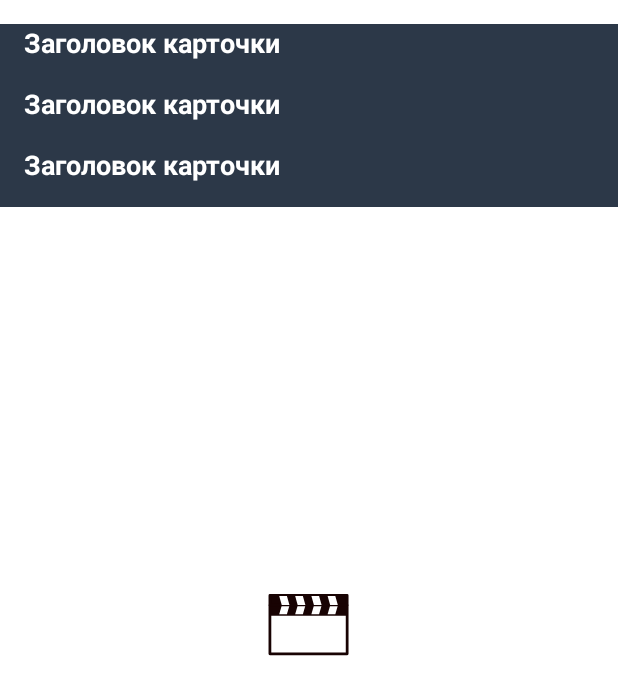
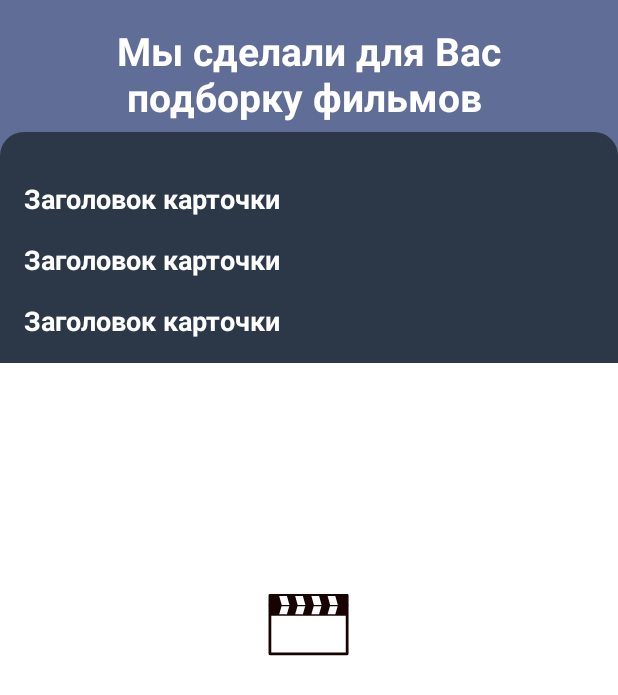
Before and after one commit to IlyaShelkovenko/AndroidSchoolMvvm, an Android app: the layout fragment_home.xml on its own in the app's theme, with its tools: preview values and no code run, on a phone screen of 412 x 824 dp. Shown: the top 695 px of the screen. Run offline under Robolectric (Android 15) with nearby library versions, the phone set to English and light mode, and no system bars; network calls fail.

Commit message:
search and mapping

```diff
--- a/app/src/main/java/com/gmail/hostov47/androidschoolmvvm/data/mappers/FromMovieLocalToMovieDomainMapper.kt
+++ b/app/src/main/java/com/gmail/hostov47/androidschoolmvvm/data/mappers/FromMovieLocalToMovieDomainMapper.kt
@@ -1,5 +1,6 @@
 package com.gmail.hostov47.androidschoolmvvm.data.mappers
 
+import com.gmail.hostov47.androidschoolmvvm.BuildConfig
 import com.gmail.hostov47.androidschoolmvvm.models.data.local.MovieLocal
 import com.gmail.hostov47.androidschoolmvvm.models.domain.MovieDomain
 
@@ -17,7 +18,8 @@ object FromMovieLocalToMovieDomainMapper {
             popularity = movie.popularity,
             voteCount = movie.voteCount,
             video = movie.video,
-            voteAverage = movie.voteAverage,
-            posterPath = movie.posterPath)
+            rating = (movie.voteAverage?.toFloat() ?: 0f) / 2,
+            posterPath = movie.posterPath?.let{ "${ BuildConfig.POSTER_PATH}$it" }
+        )
     }
 }
--- a/app/src/main/java/com/gmail/hostov47/androidschoolmvvm/models/data/local/MovieLocal.kt
+++ b/app/src/main/java/com/gmail/hostov47/androidschoolmvvm/models/data/local/MovieLocal.kt
@@ -25,7 +25,7 @@ data class MovieLocal(
     var voteCount: Int,
     var video: Boolean,
     @SerialName("vote_average")
-    var voteAverage: Double,
+    var voteAverage: Double?,
     @SerialName("poster_path")
     val posterPath: String?
 )
--- a/app/src/main/java/com/gmail/hostov47/androidschoolmvvm/presentation/home/HomeFragment.kt
+++ b/app/src/main/java/com/gmail/hostov47/androidschoolmvvm/presentation/home/HomeFragment.kt
@@ -100,6 +100,5 @@ class HomeFragment : BindingFragment<FragmentHomeBinding>() {
 
     companion object {
         const val MOVIE_ID = "MOVIE_ID"
-        const val NUMBER_OF_COLUMNS = 2
     }
 }
--- a/app/src/main/java/com/gmail/hostov47/androidschoolmvvm/presentation/home/HomeViewModel.kt
+++ b/app/src/main/java/com/gmail/hostov47/androidschoolmvvm/presentation/home/HomeViewModel.kt
@@ -103,7 +103,7 @@ class HomeViewModel(
                     MoviePreview(
                         movieId = movie.id,
                         title = movie.title,
-                        poster = movie.fullPosterPath,
+                        poster = movie.posterPath ?: "",
                         rating = movie.rating
                     )
                 }
--- a/app/src/main/res/layout/fragment_home.xml
+++ b/app/src/main/res/layout/fragment_home.xml
@@ -1,78 +1,51 @@
 <?xml version="1.0" encoding="utf-8"?>
-<!--<androidx.coordinatorlayout.widget.CoordinatorLayout xmlns:android="http://schemas.android.com/apk/res/android"
-    xmlns:app="http://schemas.android.com/apk/res-auto"
-    xmlns:tools="http://schemas.android.com/tools"
-    android:layout_width="match_parent"
-    android:layout_height="match_parent">
-
-    &lt;!&ndash;    <LinearLayout
-            android:layout_width="match_parent"
-            android:layout_height="match_parent"
-            android:orientation="vertical"
-            app:layout_behavior="@string/appbar_scrolling_view_behavior"
-            app:layout_collapseMode="pin"
-            app:layout_scrollFlags="scroll|exitUntilCollapsed|enterAlwaysCollapsed">&ndash;&gt;
-
-    &lt;!&ndash;<include layout="@layout/home_header" />&ndash;&gt;
-
-    <androidx.swiperefreshlayout.widget.SwipeRefreshLayout
-        android:id="@+id/swipe_refresh"
-        android:layout_width="match_parent"
-        android:layout_height="match_parent">
-
-        <androidx.core.widget.NestedScrollView
-            android:layout_width="match_parent"
-            android:layout_height="match_parent"
-            android:background="@color/blueDark"
-            android:overScrollMode="never"
-            app:layout_behavior="@string/appbar_scrolling_view_behavior">
-
-            <LinearLayout
-                android:layout_width="match_parent"
-                android:layout_height="wrap_content"
-                android:orientation="vertical">
-
-                <androidx.recyclerview.widget.RecyclerView
-                    android:id="@+id/movies_recycler_view"
-                    android:layout_width="match_parent"
-                    android:layout_height="match_parent"
-                    android:overScrollMode="never"
-                    android:scrollbars="vertical"
-                    app:layoutManager="androidx.recyclerview.widget.LinearLayoutManager"
-                    app:layout_behavior="@string/appbar_scrolling_view_behavior"
-                    tools:listitem="@layout/item_category" />
-            </LinearLayout>
-
-        </androidx.core.widget.NestedScrollView>
-    </androidx.swiperefreshlayout.widget.SwipeRefreshLayout>
-    &lt;!&ndash; </LinearLayout>&ndash;&gt;
-
-    <com.airbnb.lottie.LottieAnimationView
-        android:id="@+id/animationView"
-        android:layout_width="@dimen/progress_animation_size"
-        android:layout_height="@dimen/progress_animation_size"
-        android:layout_gravity="center"
-        app:layout_constraintBottom_toBottomOf="parent"
-        app:layout_constraintEnd_toEndOf="parent"
-        app:layout_constraintStart_toStartOf="parent"
-        app:layout_constraintTop_toTopOf="parent"
-        app:lottie_autoPlay="false"
-        app:lottie_loop="true"
-        app:lottie_rawRes="@raw/cut_video_animation"
-        app:lottie_speed="1.5" />
-
-</androidx.coordinatorlayout.widget.CoordinatorLayout>-->
 <androidx.constraintlayout.widget.ConstraintLayout xmlns:android="http://schemas.android.com/apk/res/android"
     xmlns:app="http://schemas.android.com/apk/res-auto"
     xmlns:tools="http://schemas.android.com/tools"
     android:layout_width="match_parent"
     android:layout_height="match_parent">
 
+    <RelativeLayout
+        android:id="@+id/home_header"
+        android:layout_width="0dp"
+        android:layout_height="120dp"
+        android:background="?attr/colorPrimaryVariant"
+        app:layout_constraintEnd_toEndOf="parent"
+        app:layout_constraintStart_toStartOf="parent"
+        app:layout_constraintTop_toTopOf="parent">
+
+        <View
+            android:layout_width="match_parent"
+            android:layout_height="@dimen/material_margin_large"
+            android:layout_alignParentBottom="true"
+            android:background="@drawable/list_background" />
+
+        <TextView
+            android:layout_width="wrap_content"
+            android:layout_height="wrap_content"
+            android:layout_gravity="center"
+            android:layout_centerHorizontal="true"
+            android:layout_marginTop="@dimen/material_margin_normal"
+            android:layout_marginBottom="@dimen/material_margin_normal"
+            android:text="@string/home_title"
+            android:textColor="@color/textColorLight"
+            android:textSize="@dimen/header_text_size"
+            android:textStyle="bold"
+            tools:ignore="RtlHardcoded"
+            tools:text="Мы сделали для Вас\n подборку фильмов"/>
+
+    </RelativeLayout>
+
     <androidx.swiperefreshlayout.widget.SwipeRefreshLayout
         android:id="@+id/swipe_refresh"
         android:layout_width="match_parent"
-        android:layout_height="match_parent"
-        android:layout_marginTop="@dimen/material_margin_normal">
+        android:layout_height="0dp"
+        app:layout_constraintBottom_toBottomOf="parent"
+        app:layout_constraintEnd_toEndOf="parent"
+        app:layout_constraintStart_toStartOf="parent"
+        app:layout_constraintTop_toBottomOf="@id/home_header">
+
+
 
         <androidx.recyclerview.widget.RecyclerView
             android:id="@+id/movies_recycler_view"
--- a/app/src/main/res/layout/search_header.xml
+++ b/app/src/main/res/layout/search_header.xml
@@ -32,9 +32,9 @@
                     android:layout_marginTop="@dimen/material_margin_normal"
                     android:layout_marginBottom="@dimen/material_margin_normal"
                     android:gravity="left"
-                    android:text="@string/home_title"
+                    android:text="@string/search_title"
                     android:textColor="@color/textColorLight"
-                    android:textSize="26sp"
+                    android:textSize="@dimen/header_text_size"
                     android:textStyle="bold"
                     tools:ignore="RtlHardcoded"
                     tools:text="Что будете смотреть\nсегодня?" />
--- a/app/src/main/res/values/dimens.xml
+++ b/app/src/main/res/values/dimens.xml
@@ -43,6 +43,7 @@
     <dimen name="spacing_tiny_8">4dp</dimen>
     <dimen name="search_bar_height">56dp</dimen>
     <dimen name="profile_header_size">150dp</dimen>
+    <dimen name="header_text_size">26sp</dimen>
 
 
 </resources>
--- a/app/src/main/res/values/strings.xml
+++ b/app/src/main/res/values/strings.xml
@@ -30,7 +30,8 @@
     <string name="added_to_watchlist">Фильм добавлен в список фильмов к просмотру</string>
     <string name="removed_from_favorits">Фильм удален из списка понравившихся</string>
     <string name="added_to_favorits">Фильм добавлен в список понравившихся</string>
-    <string name="home_title">Что будем смотреть сегодня?</string>
+    <string name="search_title">Что будем смотреть сегодня?</string>
+    <string name="home_title">Мы сделали для Вас\n подборку фильмов</string>
     <string name="search_hint">Введите название</string>
     <string name="close">закрыть поиск</string>
     <string name="search_str">Поиск</string>
```
Also changed, not shown: app/src/main/java/com/gmail/hostov47/androidschoolmvvm/models/domain/MovieDomain.kt (+5 -5 lines), app/src/main/java/com/gmail/hostov47/androidschoolmvvm/presentation/MainActivity.kt (+0 -8 lines), app/src/main/java/com/gmail/hostov47/androidschoolmvvm/presentation/details/DetailsViewModel.kt (+20 -0 lines), app/src/main/java/com/gmail/hostov47/androidschoolmvvm/presentation/search/SearchBar.kt (+0 -14 lines), app/src/main/java/com/gmail/hostov47/androidschoolmvvm/presentation/search/SearchFragment.kt (+34 -0 lines), app/src/main/java/com/gmail/hostov47/androidschoolmvvm/presentation/search/SearchViewModel.kt (+20 -6 lines), app/src/main/java/com/gmail/hostov47/androidschoolmvvm/presentation/search/adapter/MoviesGridAdapter.kt (added, +69 -0 lines), app/src/main/res/layout/item_card_grid.xml (added, +51 -0 lines).
